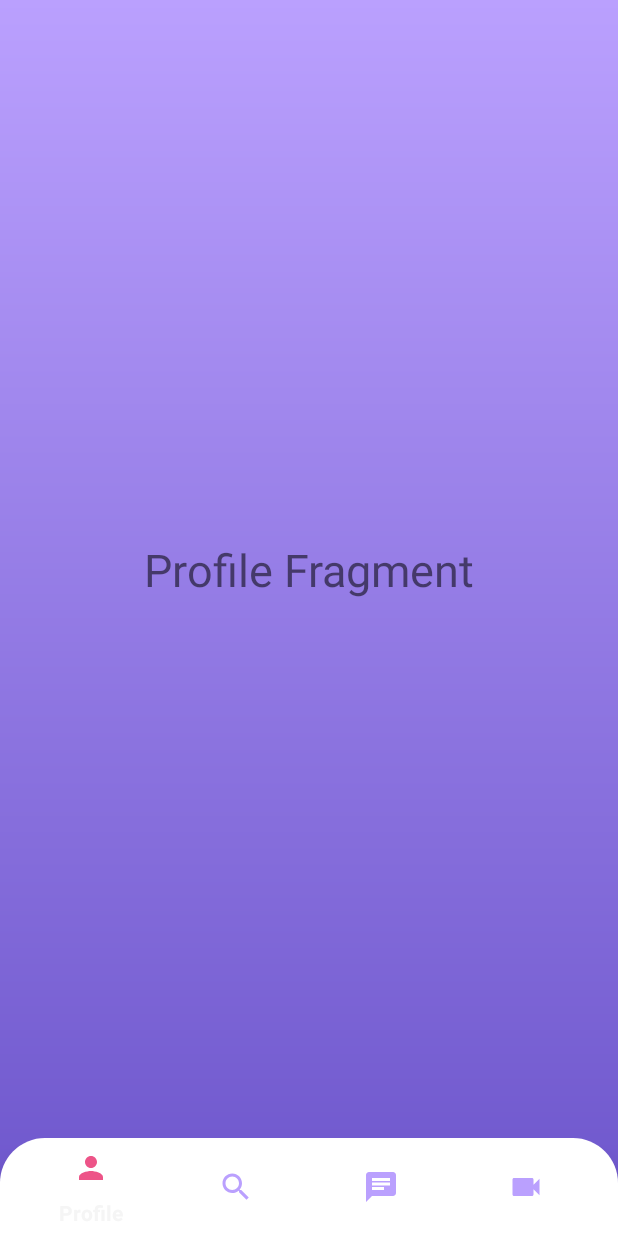
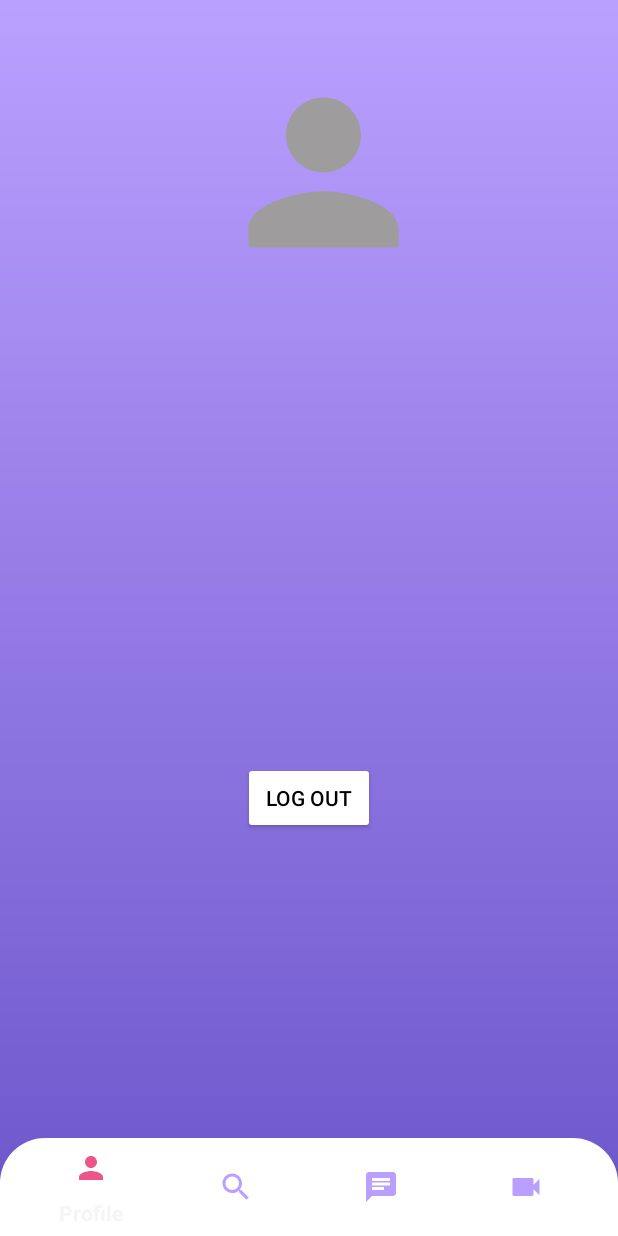
Before and after one commit to RajPakhurde/E-Mentoring-App, an Android app: the DashBoardActivity screen opened directly, with no data from a screen before it, on a phone screen of 412 x 824 dp. Run offline under Robolectric (Android 15) with nearby library versions, the phone set to English and light mode, and no system bars; our stand-ins replace Firebase (no records; nobody signed in at launch, a user with empty details on screens opened directly); Roboto replaces fonts that are not available here.

Commit message:
Implemented user profile Fragment, Implemented log out feature and Implemented share room id with different applications feature

```diff
--- a/app/src/main/java/com/rajpakhurde/e_mentoringapp/fragments/ProfileFragments.kt
+++ b/app/src/main/java/com/rajpakhurde/e_mentoringapp/fragments/ProfileFragments.kt
@@ -1,11 +1,24 @@
 package com.rajpakhurde.e_mentoringapp.fragments
 
+import android.content.Intent
 import android.os.Bundle
+import android.util.Log
 import androidx.fragment.app.Fragment
 import android.view.LayoutInflater
 import android.view.View
 import android.view.ViewGroup
+import android.widget.Toast
+import androidx.appcompat.app.AlertDialog
+import com.bumptech.glide.Glide
+import com.bumptech.glide.disklrucache.DiskLruCache.Value
+import com.google.firebase.auth.FirebaseAuth
+import com.google.firebase.auth.FirebaseUser
+import com.google.firebase.database.*
+import com.google.firebase.ktx.Firebase
 import com.rajpakhurde.e_mentoringapp.R
+import com.rajpakhurde.e_mentoringapp.data.DataClass
+import com.rajpakhurde.e_mentoringapp.databinding.FragmentProfileFragmentsBinding
+import com.rajpakhurde.e_mentoringapp.loginpage.LoginActivity
 
 // TODO: Rename parameter arguments, choose names that match
 // the fragment initialization parameters, e.g. ARG_ITEM_NUMBER
@@ -30,13 +43,62 @@ class ProfileFragments : Fragment() {
         }
     }
 
+    private lateinit var binding: FragmentProfileFragmentsBinding
+    private lateinit var auth: FirebaseAuth
+    private lateinit var databaseReference: DatabaseReference
+    private lateinit var user: FirebaseUser
+    private lateinit var uid: String
+
     override fun onCreateView(
         inflater: LayoutInflater, container: ViewGroup?,
         savedInstanceState: Bundle?
     ): View? {
-        // Inflate the layout for this fragment
-        return inflater.inflate(R.layout.fragment_profile_fragments, container, false)
+        binding = FragmentProfileFragmentsBinding.inflate(inflater,container,false)
+        return binding.root
     }
+
+    override fun onViewCreated(view: View, savedInstanceState: Bundle?) {
+        super.onViewCreated(view, savedInstanceState)
+
+        val dbUsers = FirebaseDatabase.getInstance().getReference("User")
+
+        // In MyFragment:
+        val bundle = arguments
+        val email = bundle?.getString("email")
+
+        val builder = AlertDialog.Builder(requireContext())
+        builder.setCancelable(false)
+        builder.setView(R.layout.progress_layout)
+        val dialog = builder.create()
+        dialog.show()
+
+        dbUsers.addListenerForSingleValueEvent(object : ValueEventListener{
+            override fun onDataChange(snapshot: DataSnapshot) {
+                if(snapshot.exists()) {
+                    for (userdata in snapshot.children) {
+                        val user = userdata.getValue(DataClass::class.java)
+                        if (user?.email == email) {
+                            binding.userMode.text = user?.userMode
+                            binding.userName.text = user?.name
+                            Glide.with(requireContext()).load(user?.profileImage).into(binding.profileImage)
+                            dialog.dismiss()
+                        }
+                    }
+                }
+            }
+
+            override fun onCancelled(error: DatabaseError) {
+                dialog.dismiss()
+            }
+        })
+
+        binding.btnLogout.setOnClickListener {
+            FirebaseAuth.getInstance().signOut()
+            startActivity(Intent(requireContext(),LoginActivity::class.java))
+        }
+    }
+
+
 
     companion object {
         /**
--- a/app/src/main/java/com/rajpakhurde/e_mentoringapp/ui/DashBoardActivity.kt
+++ b/app/src/main/java/com/rajpakhurde/e_mentoringapp/ui/DashBoardActivity.kt
@@ -1,7 +1,8 @@
 package com.rajpakhurde.e_mentoringapp.ui
 
+import android.os.Bundle
+import android.util.Log
 import androidx.appcompat.app.AppCompatActivity
-import android.os.Bundle
 import androidx.fragment.app.Fragment
 import com.rajpakhurde.e_mentoringapp.R
 import com.rajpakhurde.e_mentoringapp.databinding.ActivityDashBoardBinding
@@ -24,6 +25,13 @@ class DashBoardActivity : AppCompatActivity() {
         val chatFragment = ChatFragment()
         val videoFragment = VideoFragment()
 
+        val email = getIntent().getStringExtra("email")
+        Log.i("TAG","email = $email")
+
+        val bundle = Bundle()
+        bundle.putString("email", email)
+        profileFragment.setArguments(bundle)
+
         setCurrentFragment(profileFragment)
 
         binding.bottomNavigationView.setOnNavigationItemSelectedListener {
--- a/app/src/main/res/drawable/baseline_person_24.xml
+++ b/app/src/main/res/drawable/baseline_person_24.xml
@@ -1,4 +1,4 @@
-<vector android:height="24dp" android:tint="#FFFFFF"
+<vector android:height="24dp" android:tint="#9E9C9C"
     android:viewportHeight="24" android:viewportWidth="24"
     android:width="24dp" xmlns:android="http://schemas.android.com/apk/res/android">
     <path android:fillColor="@android:color/white" android:pathData="M12,12c2.21,0 4,-1.79 4,-4s-1.79,-4 -4,-4 -4,1.79 -4,4 1.79,4 4,4zM12,14c-2.67,0 -8,1.34 -8,4v2h16v-2c0,-2.66 -5.33,-4 -8,-4z"/>
--- a/app/src/main/res/layout/fragment_profile_fragments.xml
+++ b/app/src/main/res/layout/fragment_profile_fragments.xml
@@ -6,21 +6,50 @@
     android:layout_height="match_parent"
     tools:context=".fragments.ProfileFragments">
 
-    <androidx.constraintlayout.widget.ConstraintLayout
+    <LinearLayout
         android:layout_width="match_parent"
-        android:layout_height="match_parent">
+        android:layout_height="match_parent"
+        android:orientation="vertical"
+        android:gravity="center_horizontal">
+
+        <com.google.android.material.imageview.ShapeableImageView
+            android:layout_width="150dp"
+            android:layout_height="150dp"
+            android:id="@+id/profileImage"
+            android:src="@drawable/baseline_person_24"
+            android:layout_marginStart="10dp"
+            android:layout_marginBottom="10dp"
+            android:layout_marginTop="40dp"
+            android:scaleType="centerCrop"
+            app:shapeAppearanceOverlay="@style/roundedImageViewRounded"/>
+
 
         <TextView
+            android:id="@+id/userName"
             android:layout_width="wrap_content"
             android:layout_height="wrap_content"
-            android:text="Profile Fragment"
+            android:textStyle="bold"
             android:textSize="30sp"
-            app:layout_constraintBottom_toBottomOf="parent"
-            app:layout_constraintEnd_toEndOf="parent"
-            app:layout_constraintHorizontal_bias="0.5"
-            app:layout_constraintStart_toStartOf="parent"
-            app:layout_constraintTop_toTopOf="parent"
-            app:layout_constraintVertical_bias="0.5" />
-    </androidx.constraintlayout.widget.ConstraintLayout>
+            android:layout_marginTop="20dp"/>
+
+        <TextView
+            android:id="@+id/userMode"
+            android:layout_width="wrap_content"
+            android:layout_height="wrap_content"
+            android:textSize="20sp"
+            android:textStyle="italic"
+            android:layout_marginTop="20dp"/>
+
+
+        <Button
+            android:id="@+id/btnLogout"
+            android:layout_width="wrap_content"
+            android:layout_height="wrap_content"
+            android:layout_marginTop="200dp"
+            android:backgroundTint="@color/white"
+            android:text="Log out"
+            android:textColor="@color/black"
+            app:cornerRadius="10dp" />
+    </LinearLayout>
 
 </FrameLayout>
```
Also changed, not shown: app/build.gradle (+7 -0 lines), app/src/main/java/com/rajpakhurde/e_mentoringapp/fragments/VideoFragment.kt (+15 -0 lines), app/src/main/java/com/rajpakhurde/e_mentoringapp/loginpage/LoginActivity.kt (+7 -1 lines), app/src/main/res/layout/fragment_video.xml (+18 -0 lines), app/src/main/res/layout/recycler_item.xml (+7 -7 lines).
